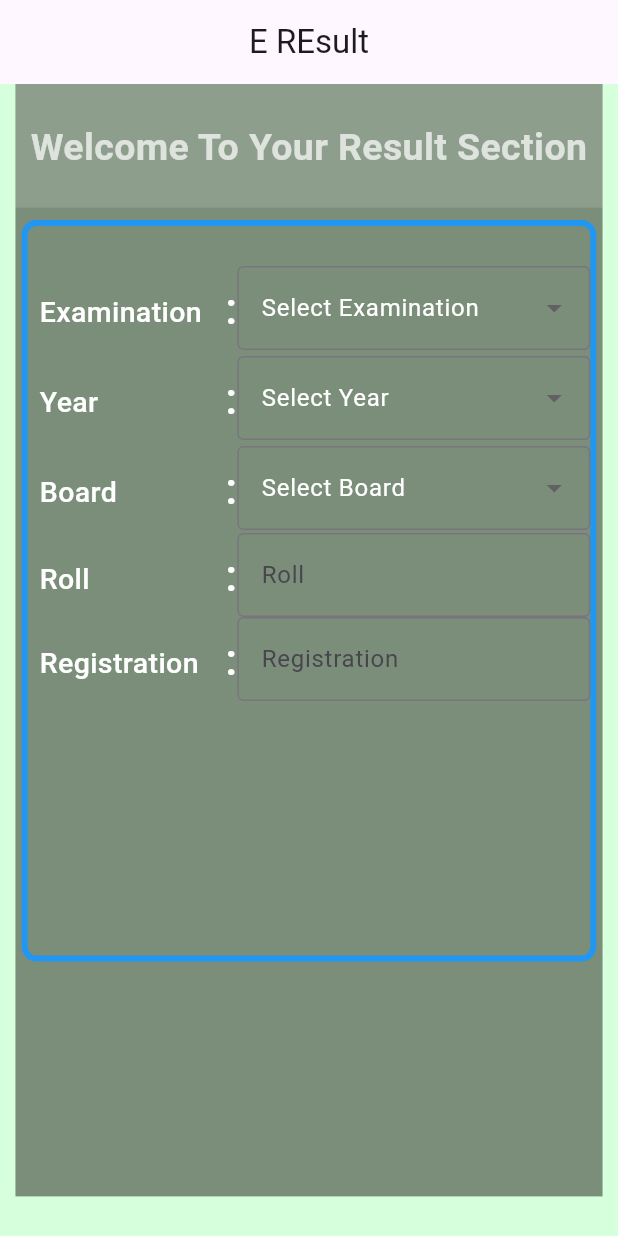
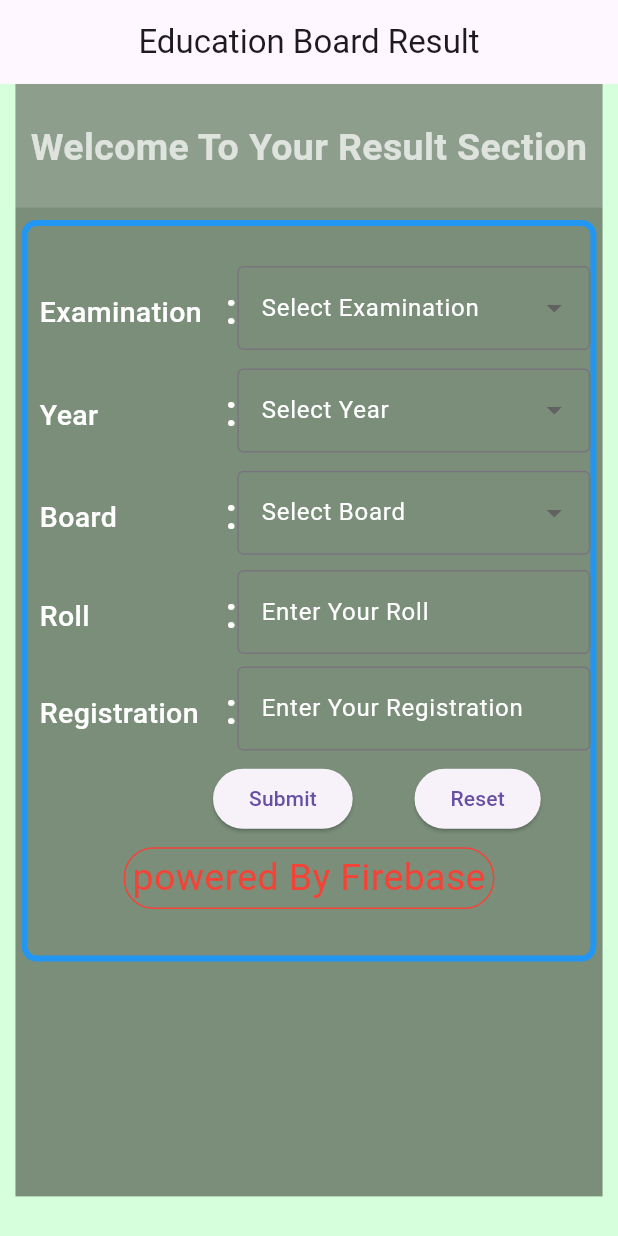
Before and after one commit to ReturajProshad/eboard_result_queue_system, a Flutter app: the screen it shows after launch, on a phone screen of 412 x 824 dp. Run offline on Flutter 3.47's test engine with Material 3 defaults, Android fonts, the phone set to English and light mode, and no system bars; our stand-ins replace firebase_core; accounts and stored records are empty.

Commit message:
input form and button complete

```diff
--- a/lib/ui/home_page.dart
+++ b/lib/ui/home_page.dart
@@ -31,7 +31,7 @@ class _homePageState extends State<homePage> {
     _devicWeight = MediaQuery.of(context).size.width;
     return Scaffold(
       appBar: AppBar(
-        title: Center(child: Text("E REsult")),
+        title: Center(child: Text("Education Board Result")),
       ),
       backgroundColor: Color.fromARGB(41, 0, 254, 38),
       body: SingleChildScrollView(
@@ -97,26 +97,54 @@ class _homePageState extends State<homePage> {
             ),
           ),
           child: Column(
+            // mainAxisAlignment: MainAxisAlignment.start,
+            // crossAxisAlignment: CrossAxisAlignment.center,
+            // mainAxisSize: MainAxisSize.max,
             children: [
               _buildDropDownFields("Examination", examination, (_selectedItem) {
                 setState(() {
                   _selectedExamination = _selectedItem;
                 });
               }),
+              _makeSpace(),
               _buildDropDownFields("Year", years, (_InputYear) {
                 setState(() {
                   _selectedYear = _InputYear;
                 });
               }),
+              _makeSpace(),
               _buildDropDownFields("Board", Boards, (_input) {
                 setState(() {
                   _selectedBoard = _input;
                 });
               }),
+              _makeSpace(),
               _buildTextField("Roll", _rollController),
-              _buildTextField("Registration", _regController)
+              _makeSpace(),
+              _buildTextField("Registration", _regController),
+              _makeSpace(),
+              _submitAndResetButton(),
+              _makeSpace(),
+              _PoweredByMessage(),
             ],
           )),
+    );
+  }
+
+  Container _PoweredByMessage() {
+    return Container(
+      height: _deviceHeight * .05,
+      width: _devicWeight * .60,
+      decoration: BoxDecoration(
+        borderRadius: BorderRadius.circular(20),
+        border: Border.all(color: Colors.red),
+      ),
+      child: Center(
+        child: Text(
+          "powered By Firebase",
+          style: TextStyle(fontSize: 25, color: Colors.red),
+        ),
+      ),
     );
   }
 
@@ -194,16 +222,71 @@ class _homePageState extends State<homePage> {
           _LableText(label),
           Expanded(
             child: TextFormField(
-              decoration: InputDecoration(
-                  labelText: label, border: OutlineInputBorder()),
-              controller: _controller,
-              validator: (_input) => _input == null || _input.isEmpty
-                  ? 'Please enter your $label'
-                  : null,
-            ),
+                decoration: InputDecoration(
+                  labelText: "Enter Your " + label,
+                  border: OutlineInputBorder(),
+                  labelStyle: TextStyle(
+                    color: Colors.white,
+                  ),
+                ),
+                style: TextStyle(color: Colors.white),
+                controller: _controller,
+                validator: (_input) {
+                  return _input == null || _input.isEmpty
+                      ? 'Please enter your $label'
+                      : null;
+                }),
           )
         ],
       ),
     );
   }
+
+  Widget _submitAndResetButton() {
+    return Row(
+      children: [
+        SizedBox(
+          width: _devicWeight * .30,
+        ),
+        ElevatedButton(
+          onPressed: () {
+            _submitForm();
+          },
+          child: Text("Submit"),
+        ),
+        SizedBox(
+          width: _devicWeight * .10,
+        ),
+        ElevatedButton(
+            onPressed: () {
+              _resetForm();
+            },
+            child: Text("Reset"))
+      ],
+    );
+  }
+
+  Widget _makeSpace() {
+    return SizedBox(
+      height: _deviceHeight * .01,
+    );
+  }
+
+  void _submitForm() {
+    if (_formkey.currentState?.validate() ?? false) {
+      // Process the form data
+      print("Form submitted");
+    }
+  }
+
+  void _resetForm() {
+    _formkey.currentState?.reset();
+    setState(() {
+      _selectedExamination = null;
+      _selectedYear = null;
+      _selectedBoard = null;
+      _rollController.clear();
+      _regController.clear();
+    });
+  }
 }
```
